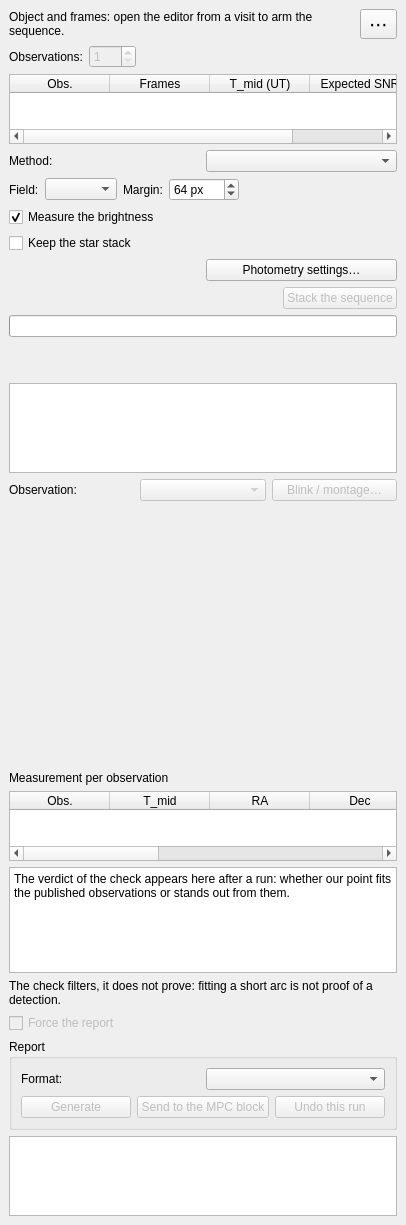
Qt form nightscribe/gui/ui/ufe_trackstack_tab.ui (irydeo/nightscribe) before a commit.
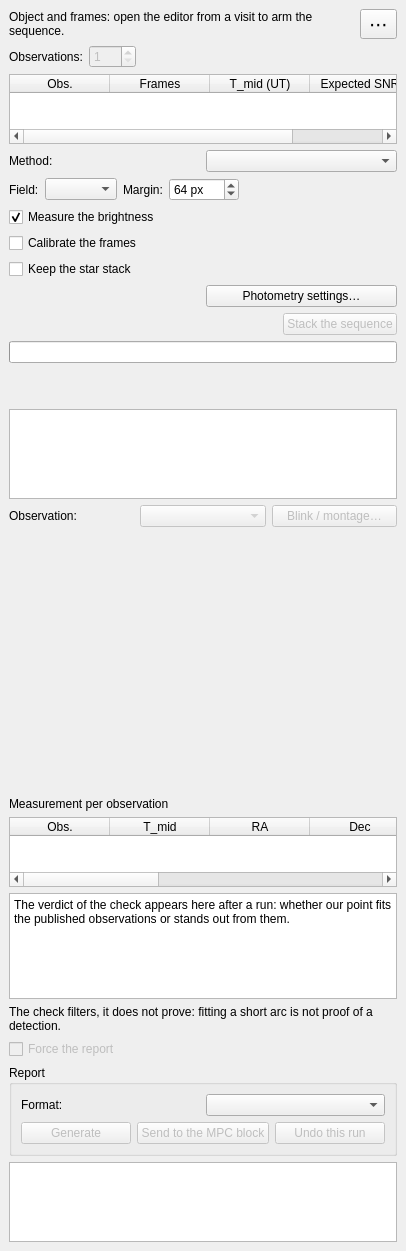
The same form after that commit.

Diff of the .ui file:
```diff
--- a/nightscribe/gui/ui/ufe_trackstack_tab.ui
+++ b/nightscribe/gui/ui/ufe_trackstack_tab.ui
@@ -178,6 +178,24 @@
         </item>
        </layout>
       </item>
+      <item>
+       <layout class="QHBoxLayout" name="row_calibrate">
+        <item>
+         <widget class="QCheckBox" name="chk_calibrate">
+          <property name="text"><string>Calibrate the frames</string></property>
+          <property name="toolTip">
+           <string>Applies the calibration recipe (the masters of the Calibration tab: dark/bias and flat) to each frame as it is read, so the stacking never needs calibrated copies on disk. A stack of uncalibrated frames keeps the train's dust and the sensor's vignetting, and the object and the comparisons do not sit in the same place: measured on a real visit, the smooth vignetting alone is worth 0.087 mag of systematic error. When the library has no flat for this filter, a flat is built from the frames themselves (needs the sequence to be dithered, and the run says so); a real flat always wins</string>
+          </property>
+         </widget>
+        </item>
+        <item>
+         <spacer name="hsp_calibrate">
+          <property name="orientation"><enum>Qt::Horizontal</enum></property>
+          <property name="sizeHint" stdset="0"><size><width>40</width><height>20</height></size></property>
+         </spacer>
+        </item>
+       </layout>
+      </item>
       <item>
        <layout class="QHBoxLayout" name="row_starstack">
         <item>
```
